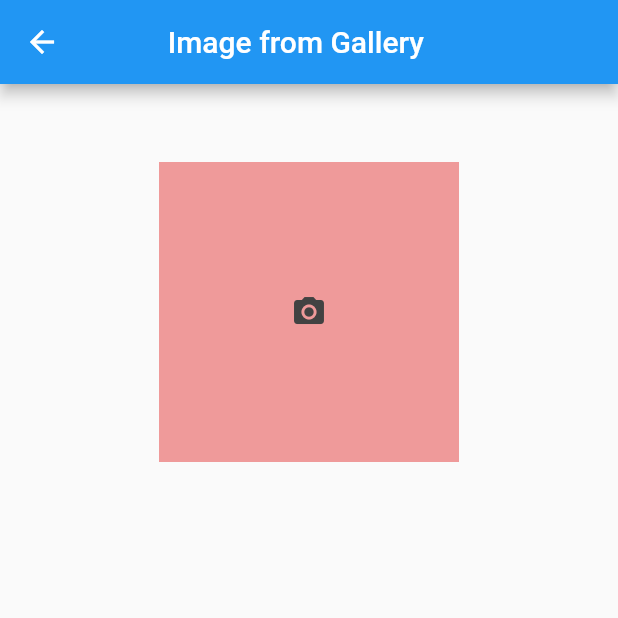
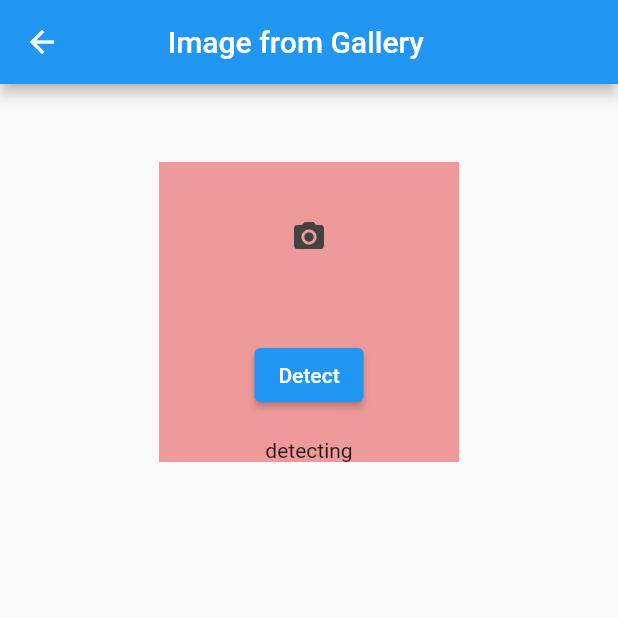
Before and after one commit to JoshJoby/Text-Recognition-with-Flutter, a Flutter app: the screen it shows after launch, after a tap on an icon or button, on a phone screen of 412 x 824 dp, the top half of it. Run offline on Flutter 3.47's test engine with Material 2 defaults, Android fonts, the phone set to English and light mode, and no system bars; our stand-ins replace image_picker, shared_preferences; missing offline and left inert: mlkit.

```diff
--- a/lib/main.dart
+++ b/lib/main.dart
@@ -1,6 +1,10 @@
+import 'dart:async';
 import 'dart:io';
 import 'package:flutter/material.dart';
+import 'package:flutter_application_1/label_detect.dart';
 import 'package:image_picker/image_picker.dart';
+import 'package:mlkit/mlkit.dart';
+import 'package:shared_preferences/shared_preferences.dart';
 
 Future<void> main() async {
   WidgetsFlutterBinding.ensureInitialized();
@@ -13,7 +17,7 @@ Future<void> main() async {
 class SplashPage extends StatelessWidget {
   int duration = 0;
   Widget goToPage;
-  SplashPage({required this.goToPage, required this.duration});
+  SplashPage({this.goToPage,  this.duration});
 
   @override
   Widget build(BuildContext context) {
@@ -38,7 +42,11 @@ class SplashPage extends StatelessWidget {
 enum ImageSourceType { gallery, camera }
 
 class HomePage extends StatelessWidget {
+  FirebaseVisionLabelDetector labelDetector = FirebaseVisionLabelDetector.instance;
   void _handleURLButtonPress(BuildContext context, var type) {
+    final imagePicker = ImagePicker();
+    XFile file;
+    File useFile;
     Navigator.push(context,
         MaterialPageRoute(builder: (context) => ImageFromGalleryEx(type)));
   }
@@ -99,16 +107,22 @@ class ImageFromGalleryExState extends State<ImageFromGalleryEx> {
   var imagePicker;
   var type;
 
+
   ImageFromGalleryExState(this.type);
 
   @override
   void initState() {
     super.initState();
-    imagePicker = new ImagePicker();
+    imagePicker = ImagePicker();
   }
 
   @override
   Widget build(BuildContext context) {
+    FirebaseVisionLabelDetector labelDetector = FirebaseVisionLabelDetector.instance;
+    List<VisionLabel> _currentLabels = <VisionLabel>[];
+    var   sharedPreferences =  SharedPreferences.getInstance();
+    List labels;
+    String answer;
     return Scaffold(
       appBar: AppBar(
           title: Text(type == ImageSourceType.camera
@@ -127,37 +141,67 @@ class ImageFromGalleryExState extends State<ImageFromGalleryEx> {
                     : ImageSource.gallery;
                 XFile image = await imagePicker.pickImage(
                     source: source,
-                    imageQuality: 50,
-                    preferredCameraDevice: CameraDevice.front);
+                    imageQuality: 100,
+                    );
+                setState(()  {
+                  _image = File(image.path);
+
+
+                });
+                try{
+                   var labels = labelDetector.detectFromPath(image.path);
+                }catch(e){
+                  print(e);
+                }
                 setState(() {
-                  _image = File(image.path);
+                  _currentLabels = labels;
+
                 });
               },
               child: Container(
                 width: 200,
                 height: 200,
                 decoration: BoxDecoration(color: Colors.red[200]),
-                child: _image != null
+                child: Column(
+                  mainAxisAlignment: MainAxisAlignment.spaceBetween,
+                  children: [_image != null
                     ? Image.file(
                         _image,
                         width: 200.0,
-                        height: 200.0,
-                        fit: BoxFit.fitHeight,
+                        height: 100.0,
+                        fit: BoxFit.fitWidth
                       )
                     : Container(
                         decoration: BoxDecoration(color: Colors.red[200]),
                         width: 200,
-                        height: 200,
+                        height: 100,
                         child: Icon(
                           Icons.camera_alt,
                           color: Colors.grey[800],
                         ),
+
                       ),
+
+                      ElevatedButton(onPressed: () async{
+
+
+                     Navigator.of(context).push(
+      MaterialPageRoute(builder: (_) => LabelImageWidget()));
+
+
+
+                      }, child: Text('Detect')),
+                      Text(answer ?? 'detecting')])
               ),
             ),
           )
         ],
       ),
     );
+
+
   }
+
+
+
 }
--- a/pubspec.yaml
+++ b/pubspec.yaml
@@ -18,7 +18,7 @@ publish_to: 'none' # Remove this line if you wish to publish to pub.dev
 version: 1.0.0+1
 
 environment:
-  sdk: ">=2.15.1 <3.0.0"
+  sdk: ">=2.11.0 <3.0.0"
 
 # Dependencies specify other packages that your package needs in order to work.
 # To automatically upgrade your package dependencies to the latest versions
@@ -35,6 +35,8 @@ dependencies:
   # The following adds the Cupertino Icons font to your application.
   # Use with the CupertinoIcons class for iOS style icons.
   cupertino_icons: ^1.0.2
+  mlkit: ^0.15.1
+  shared_preferences:
 
 dev_dependencies:
   flutter_test:
```
Also changed, not shown: lib/label_detect.dart (added, +135 -0 lines), pubspec.lock, 3 other files.
